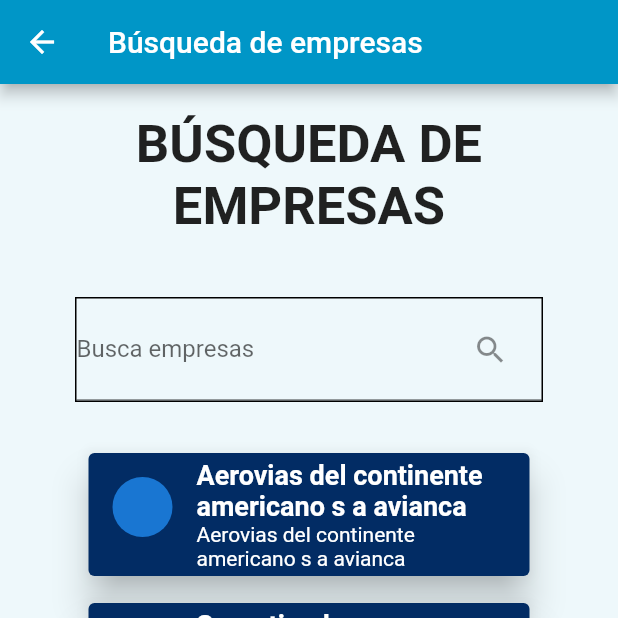
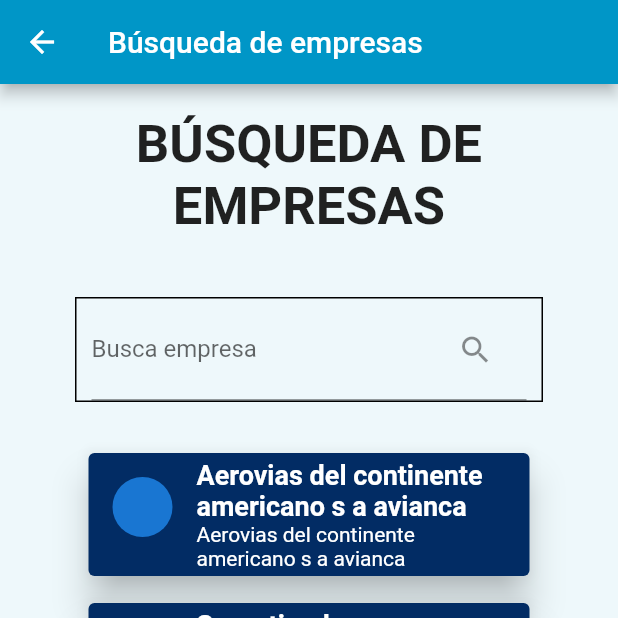
Before and after one commit to dorelysm/app_trabajo_discapacidades, a Flutter app: the ConsultasEmpresasPage screen opened by its route, on a phone screen of 412 x 824 dp, the top half of it. Run offline on Flutter 3.47's test engine with Material 2 defaults, Android fonts, the phone set to English and light mode, and no system bars; our stand-ins replace select_form_field; Roboto replaces fonts that are missing (Mulish, Rosario).

Commit message:
Padding Busqueda de Empresa

```diff
--- a/lib/pages/consultas_empresas.dart
+++ b/lib/pages/consultas_empresas.dart
@@ -23,9 +23,7 @@
   ];
 
   //Colocar aquí las consultas
-  void _Consultar(){
-
-  }
+  void _Consultar() {}
 
   @override
   Widget build(BuildContext context) {
@@ -52,9 +50,11 @@
                   border:
                       Border.all(width: 1.0, color: const Color(0xFF000000))),
               margin: const EdgeInsets.symmetric(vertical: 20, horizontal: 50),
-              child: TextField(
-                decoration: InputDecoration(
-                    labelText: 'Busca empresas',
+              child: Padding(
+                padding: const EdgeInsets.symmetric(horizontal: 10),
+                child: TextField(
+                  decoration: InputDecoration(
+                    labelText: 'Busca empresa',
                     //border: OutlineInputBorder(),
                     suffixIcon: Padding(
                       padding: const EdgeInsets.all(10),
@@ -65,7 +65,8 @@
                         icon: const Icon(Icons.search),
                       ),
                     ),
-                    ),
+                  ),
+                ),
               ),
             ),
             ListView.builder(
@@ -78,7 +79,8 @@
                     color: const Color(0xff022C64),
                     child: ListTile(
                       leading: const CircleAvatar(),
-                      title: Text(_DatosPrueba[index],
+                      title: Text(
+                        _DatosPrueba[index],
                         style: const TextStyle(
                           fontFamily: 'Mulish',
                           fontWeight: FontWeight.bold,
@@ -86,7 +88,8 @@
                           color: Colors.white,
                         ),
                       ),
-                      subtitle: Text(_DatosPrueba[index],
+                      subtitle: Text(
+                        _DatosPrueba[index],
                         style: const TextStyle(
                           fontFamily: 'Mulish',
                           fontWeight: FontWeight.normal,
```
Also changed, not shown: lib/pages/consultas_empleos.dart (+8 -8 lines), lib/pages/registro_nat.dart (+1 -16 lines).
